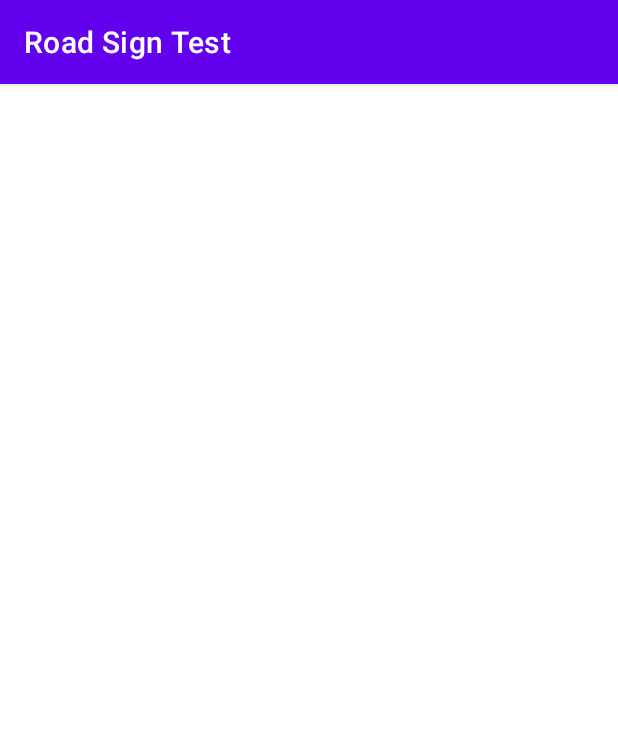
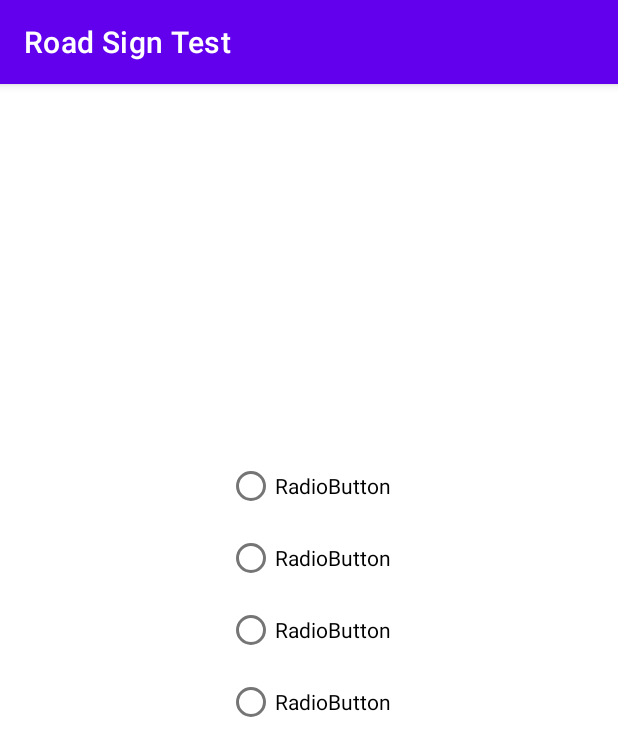
Before and after one commit to joaquinfox/Road-Sign-Test, an Android app: the screen it shows after launch (MainActivity), on a phone screen of 412 x 824 dp. Shown: the top 756 px of the screen. Run offline under Robolectric (Android 15) with nearby library versions, the phone set to English and light mode, and no system bars.

Commit message:
main layout

```diff
--- a/app/src/main/java/com/joaquin/roadsigntest/MainActivity.java
+++ b/app/src/main/java/com/joaquin/roadsigntest/MainActivity.java
@@ -3,6 +3,7 @@ package com.joaquin.roadsigntest;
 import androidx.appcompat.app.AppCompatActivity;
 
 import android.os.Bundle;
+import android.widget.TextView;
 
 public class MainActivity extends AppCompatActivity {
 
@@ -10,5 +11,7 @@ public class MainActivity extends AppCompatActivity {
     protected void onCreate(Bundle savedInstanceState) {
         super.onCreate(savedInstanceState);
         setContentView(R.layout.activity_main);
+
+        TextView view = findViewById(R.id.textView);
     }
 }
--- a/app/src/main/res/layout/activity_main.xml
+++ b/app/src/main/res/layout/activity_main.xml
@@ -12,7 +12,43 @@
         android:layout_height="90dp"
         app:layout_constraintBottom_toBottomOf="parent"
         app:layout_constraintEnd_toEndOf="parent"
+        app:layout_constraintHorizontal_bias="0.498"
         app:layout_constraintStart_toStartOf="parent"
-        app:layout_constraintTop_toTopOf="parent" />
+        app:layout_constraintTop_toTopOf="parent"
+        app:layout_constraintVertical_bias="0.198" />
+
+    <RadioGroup
+        android:orientation="vertical"
+        android:layout_width="wrap_content"
+        android:layout_height="wrap_content"
+        android:layout_marginTop="20dp"
+        app:layout_constraintEnd_toEndOf="parent"
+        app:layout_constraintStart_toStartOf="parent"
+        app:layout_constraintTop_toBottomOf="@+id/textView">
+
+        <RadioButton
+            android:id="@+id/radioButton5"
+            android:layout_width="match_parent"
+            android:layout_height="wrap_content"
+            android:text="RadioButton" />
+
+        <RadioButton
+            android:id="@+id/radioButton6"
+            android:layout_width="match_parent"
+            android:layout_height="wrap_content"
+            android:text="RadioButton" />
+
+        <RadioButton
+            android:id="@+id/radioButton7"
+            android:layout_width="match_parent"
+            android:layout_height="wrap_content"
+            android:text="RadioButton" />
+
+        <RadioButton
+            android:id="@+id/radioButton8"
+            android:layout_width="match_parent"
+            android:layout_height="wrap_content"
+            android:text="RadioButton" />
+    </RadioGroup>
 
 </androidx.constraintlayout.widget.ConstraintLayout>
```
